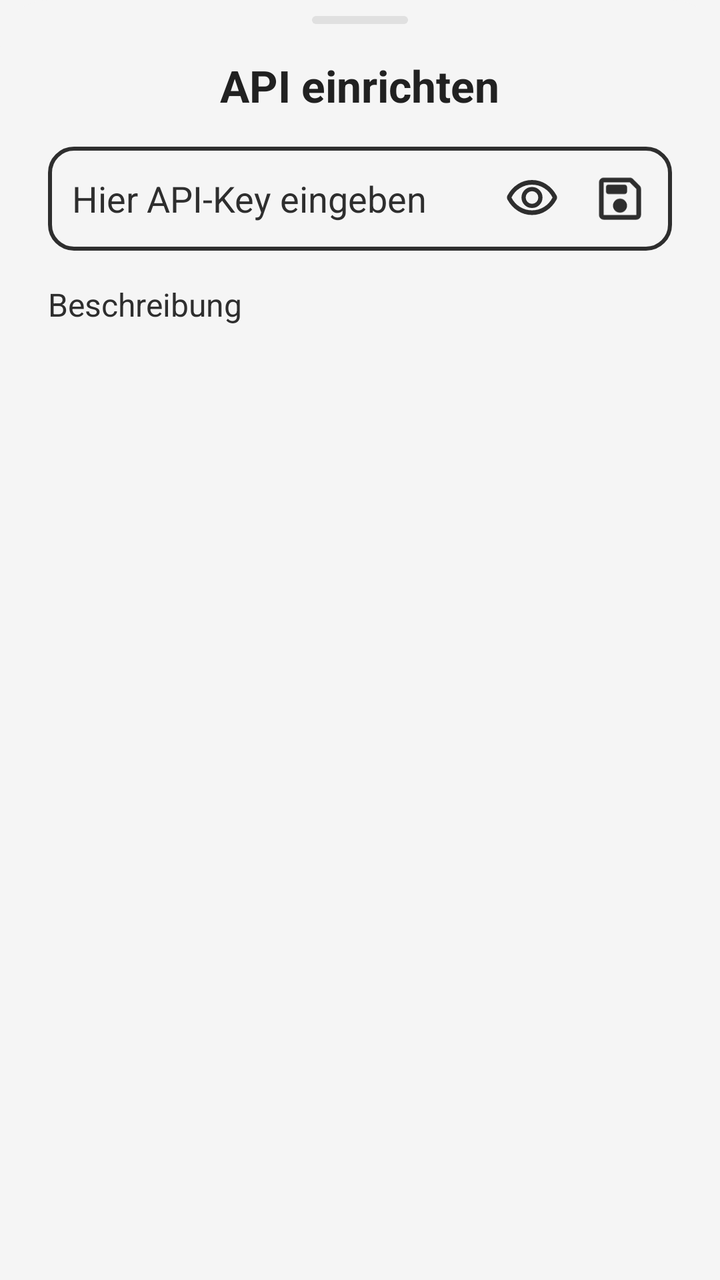
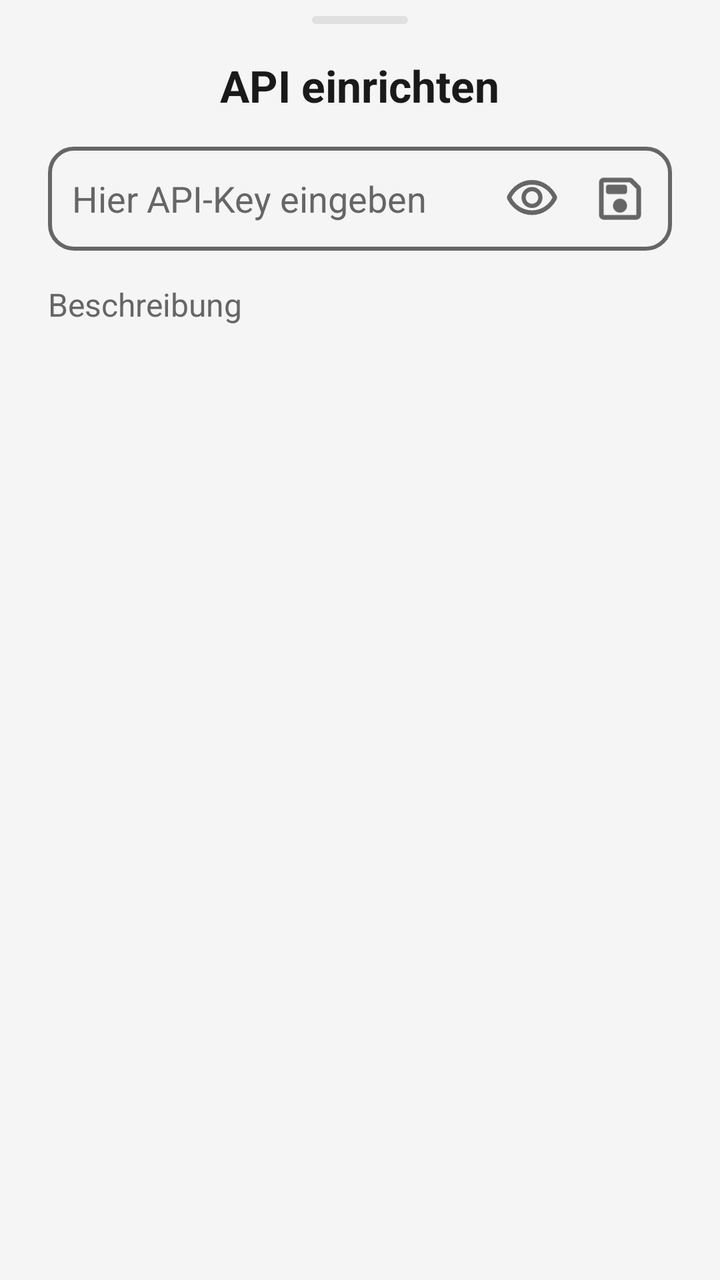

The first picture is an Android layout as it rendered before a commit; the second is the same layout after the commit. The layout source and the unified diff follow.
<!-- AndroidManifest.xml: application theme Theme.Assistant -->
<!-- res/layout/bottom_sheet_description.xml -->
<?xml version="1.0" encoding="utf-8"?>
<LinearLayout xmlns:android="http://schemas.android.com/apk/res/android"
    xmlns:tools="http://schemas.android.com/tools"
    android:layout_width="match_parent"
    android:layout_height="wrap_content"
    android:background="@drawable/bottom_sheet_background"
    android:orientation="vertical"
    android:paddingStart="24dp"
    android:paddingEnd="24dp">

    <ScrollView
        android:id="@+id/scrollView"
        android:layout_width="match_parent"
        android:layout_height="wrap_content"
        android:nestedScrollingEnabled="false"
        android:scrollbars="none">

        <LinearLayout
            android:layout_width="match_parent"
            android:layout_height="wrap_content"
            android:orientation="vertical">

            <View
                android:layout_width="48dp"
                android:layout_height="4dp"
                android:layout_gravity="center_horizontal"
                android:layout_marginTop="8dp"
                android:background="@drawable/drag_handle" />

            <TextView
                android:layout_width="wrap_content"
                android:layout_height="wrap_content"
                android:layout_gravity="center_horizontal"
                android:layout_marginTop="16dp"
                android:layout_marginBottom="8dp"
                android:text="@string/api_key_eingeben"
                android:textColor="@color/text_primary"
                android:textSize="22sp"
                android:textStyle="bold" />

            <LinearLayout
                android:id="@+id/inputLayout"
                android:layout_width="match_parent"
                android:layout_height="wrap_content"
                android:layout_marginTop="8dp"
                android:layout_marginBottom="16dp"
                android:background="@drawable/api_input_background_rounded_default"
                android:gravity="center"
                android:orientation="horizontal"
                android:paddingLeft="4dp"
                android:paddingTop="4dp"
                android:paddingRight="4dp"
                android:paddingBottom="4dp">

                <EditText
                    android:id="@+id/apiKeyEditText"
                    android:layout_width="0dp"
                    android:layout_height="wrap_content"
                    android:layout_marginStart="8dp"
                    android:layout_weight="1"
                    android:autofillHints="false"
                    android:background="@android:color/transparent"
                    android:hint="@string/api_key_hint"
                    android:inputType="textPassword"
                    android:maxLines="1"

                    android:textColor="@color/text_secondary"
                    android:textColorHint="@color/text_secondary"
                    android:textCursorDrawable="@color/samsung_blue" />

                <LinearLayout
                    android:layout_width="wrap_content"
                    android:layout_height="wrap_content"
                    android:layout_marginStart="0dp"
                    android:gravity="center">

                    <ImageButton
                        android:id="@+id/showHidePasswordButton"
                        android:layout_width="44dp"
                        android:layout_height="44dp"
                        android:background="@android:color/transparent"
                        android:clickable="true"
                        android:contentDescription="@string/transkription_teilen"
                        android:focusable="true"
                        android:foreground="@drawable/ripple_effect_oval"
                        android:padding="8dp"
                        android:scaleType="fitCenter"
                        android:src="@drawable/rounded_visibility_24" />
                </LinearLayout>

                <LinearLayout
                    android:layout_width="wrap_content"
                    android:layout_height="wrap_content"
                    android:layout_marginStart="0dp"
                    android:gravity="center">

                    <ImageButton
                        android:id="@+id/saveApiKeyButton"
                        android:layout_width="44dp"
                        android:layout_height="44dp"
                        android:background="@android:color/transparent"
                        android:clickable="true"
                        android:contentDescription="@string/transkription_teilen"
                        android:focusable="true"
                        android:foreground="@drawable/ripple_effect_oval"
                        android:padding="8dp"
                        android:scaleType="fitCenter"
                        android:src="@drawable/rounded_save_24" />
                </LinearLayout>

            </LinearLayout>

            <TextView
                android:id="@+id/descriptionTextView"
                android:layout_width="match_parent"
                android:layout_height="wrap_content"
                android:layout_marginBottom="32dp"
                android:lineSpacingExtra="4dp"
                android:text="@string/description"
                android:textColor="@color/text_secondary"
                android:textSize="16sp" />
        </LinearLayout>
    </ScrollView>

</LinearLayout>
<!-- resources referenced by this layout -->
<resources>
  <color name="samsung_blue">#007BFF</color>
  <color name="text_primary">#212121</color>
  <color name="text_secondary">#2E2E2E</color>
  <!-- drawable ripple_effect_oval (drawable) -->
  <?xml version="1.0" encoding="utf-8"?>
  <ripple xmlns:android="http://schemas.android.com/apk/res/android"
      android:color="@color/samsung_blue_ripple"> 
  
      <item android:id="@android:id/mask">
          <shape android:shape="oval">
              <solid android:color="@android:color/white" /> 
          </shape>
      </item>
  
      
      <item android:drawable="@drawable/oval_background_for_ripple" />
  </ripple>
  <!-- drawable rounded_save_24 (drawable) -->
  <vector xmlns:android="http://schemas.android.com/apk/res/android" android:height="24dp" android:tint="@color/text_secondary" android:viewportHeight="960" android:viewportWidth="960" android:width="24dp">
        
      <path android:fillColor="@android:color/white" android:pathData="M200,840Q167,840 143.5,816.5Q120,793 120,760L120,200Q120,167 143.5,143.5Q167,120 200,120L647,120Q663,120 677.5,126Q692,132 703,143L817,257Q828,268 834,282.5Q840,297 840,313L840,760Q840,793 816.5,816.5Q793,840 760,840L200,840ZM760,314L646,200L200,200Q200,200 200,200Q200,200 200,200L200,760Q200,760 200,760Q200,760 200,760L760,760Q760,760 760,760Q760,760 760,760L760,314ZM480,720Q530,720 565,685Q600,650 600,600Q600,550 565,515Q530,480 480,480Q430,480 395,515Q360,550 360,600Q360,650 395,685Q430,720 480,720ZM280,400L560,400Q577,400 588.5,388.5Q600,377 600,360L600,280Q600,263 588.5,251.5Q577,240 560,240L280,240Q263,240 251.5,251.5Q240,263 240,280L240,360Q240,377 251.5,388.5Q263,400 280,400ZM200,314L200,760Q200,760 200,760Q200,760 200,760L200,760Q200,760 200,760Q200,760 200,760L200,200Q200,200 200,200Q200,200 200,200L200,200L200,314Z"/>
      
  </vector>
  <!-- drawable rounded_visibility_24 (drawable) -->
  <vector xmlns:android="http://schemas.android.com/apk/res/android" android:height="24dp" android:tint="@color/text_secondary" android:viewportHeight="960" android:viewportWidth="960" android:width="24dp">
        
      <path android:fillColor="@android:color/white" android:pathData="M480,640Q555,640 607.5,587.5Q660,535 660,460Q660,385 607.5,332.5Q555,280 480,280Q405,280 352.5,332.5Q300,385 300,460Q300,535 352.5,587.5Q405,640 480,640ZM480,568Q435,568 403.5,536.5Q372,505 372,460Q372,415 403.5,383.5Q435,352 480,352Q525,352 556.5,383.5Q588,415 588,460Q588,505 556.5,536.5Q525,568 480,568ZM480,760Q346,760 235.5,688Q125,616 61,498Q56,489 53.5,479.5Q51,470 51,460Q51,450 53.5,440.5Q56,431 61,422Q125,304 235.5,232Q346,160 480,160Q614,160 724.5,232Q835,304 899,422Q904,431 906.5,440.5Q909,450 909,460Q909,470 906.5,479.5Q904,489 899,498Q835,616 724.5,688Q614,760 480,760ZM480,460Q480,460 480,460Q480,460 480,460Q480,460 480,460Q480,460 480,460Q480,460 480,460Q480,460 480,460Q480,460 480,460Q480,460 480,460ZM480,680Q593,680 687.5,620.5Q782,561 832,460Q782,359 687.5,299.5Q593,240 480,240Q367,240 272.5,299.5Q178,359 128,460Q178,561 272.5,620.5Q367,680 480,680Z"/>
      
  </vector>
  <string name="api_key_eingeben">API einrichten</string>
  <string name="api_key_hint">Hier API-Key eingeben</string>
  <string name="description">Beschreibung</string>
  <string name="transkription_teilen">Transkription teilen</string>
  <color name="background">#F5F5F5</color>
  <color name="samsung_blue_ripple">#007BFF</color>
  <!-- drawable oval_background_for_ripple (drawable) -->
  <?xml version="1.0" encoding="utf-8"?>
  <shape xmlns:android="http://schemas.android.com/apk/res/android"
      android:shape="oval">
      <solid android:color="@android:color/transparent" /> 
  </shape>
  <color name="samsung_blue_dark">#0056B3</color>
  <color name="white">#FFFFFFFF</color>
  <!-- unchanged entries left out for length: 4 -->
</resources>

<!-- the commit's change to res/layout/bottom_sheet_description.xml (unified diff, before → after) -->
@@ -85,7 +85,7 @@
                         android:foreground="@drawable/ripple_effect_oval"
                         android:padding="8dp"
                         android:scaleType="fitCenter"
-                        android:src="@drawable/rounded_visibility_24" />
+                        android:src="@drawable/ic_rounded_visibility" />
                 </LinearLayout>
 
                 <LinearLayout
@@ -105,7 +105,7 @@
                         android:foreground="@drawable/ripple_effect_oval"
                         android:padding="8dp"
                         android:scaleType="fitCenter"
-                        android:src="@drawable/rounded_save_24" />
+                        android:src="@drawable/ic_rounded_save" />
                 </LinearLayout>
 
             </LinearLayout>
<!-- resource entries referenced after the edit -->
@@ -1,8 +1,20 @@
 <!-- resources referenced by this layout -->
 <resources>
   <color name="samsung_blue">#007BFF</color>
-  <color name="text_primary">#212121</color>
-  <color name="text_secondary">#2E2E2E</color>
+  <color name="text_primary">#1A1A1A</color>
+  <color name="text_secondary">#666666</color>
+  <!-- drawable ic_rounded_save (drawable) -->
+  <vector xmlns:android="http://schemas.android.com/apk/res/android" android:height="24dp" android:tint="@color/text_secondary" android:viewportHeight="960" android:viewportWidth="960" android:width="24dp">
+        
+      <path android:fillColor="@android:color/white" android:pathData="M200,840Q167,840 143.5,816.5Q120,793 120,760L120,200Q120,167 143.5,143.5Q167,120 200,120L647,120Q663,120 677.5,126Q692,132 703,143L817,257Q828,268 834,282.5Q840,297 840,313L840,760Q840,793 816.5,816.5Q793,840 760,840L200,840ZM760,314L646,200L200,200Q200,200 200,200Q200,200 200,200L200,760Q200,760 200,760Q200,760 200,760L760,760Q760,760 760,760Q760,760 760,760L760,314ZM480,720Q530,720 565,685Q600,650 600,600Q600,550 565,515Q530,480 480,480Q430,480 395,515Q360,550 360,600Q360,650 395,685Q430,720 480,720ZM280,400L560,400Q577,400 588.5,388.5Q600,377 600,360L600,280Q600,263 588.5,251.5Q577,240 560,240L280,240Q263,240 251.5,251.5Q240,263 240,280L240,360Q240,377 251.5,388.5Q263,400 280,400ZM200,314L200,760Q200,760 200,760Q200,760 200,760L200,760Q200,760 200,760Q200,760 200,760L200,200Q200,200 200,200Q200,200 200,200L200,200L200,314Z"/>
+      
+  </vector>
+  <!-- drawable ic_rounded_visibility (drawable) -->
+  <vector xmlns:android="http://schemas.android.com/apk/res/android" android:height="24dp" android:tint="@color/text_secondary" android:viewportHeight="960" android:viewportWidth="960" android:width="24dp">
+        
+      <path android:fillColor="@android:color/white" android:pathData="M480,640Q555,640 607.5,587.5Q660,535 660,460Q660,385 607.5,332.5Q555,280 480,280Q405,280 352.5,332.5Q300,385 300,460Q300,535 352.5,587.5Q405,640 480,640ZM480,568Q435,568 403.5,536.5Q372,505 372,460Q372,415 403.5,383.5Q435,352 480,352Q525,352 556.5,383.5Q588,415 588,460Q588,505 556.5,536.5Q525,568 480,568ZM480,760Q346,760 235.5,688Q125,616 61,498Q56,489 53.5,479.5Q51,470 51,460Q51,450 53.5,440.5Q56,431 61,422Q125,304 235.5,232Q346,160 480,160Q614,160 724.5,232Q835,304 899,422Q904,431 906.5,440.5Q909,450 909,460Q909,470 906.5,479.5Q904,489 899,498Q835,616 724.5,688Q614,760 480,760ZM480,460Q480,460 480,460Q480,460 480,460Q480,460 480,460Q480,460 480,460Q480,460 480,460Q480,460 480,460Q480,460 480,460Q480,460 480,460ZM480,680Q593,680 687.5,620.5Q782,561 832,460Q782,359 687.5,299.5Q593,240 480,240Q367,240 272.5,299.5Q178,359 128,460Q178,561 272.5,620.5Q367,680 480,680Z"/>
+      
+  </vector>
   <!-- drawable ripple_effect_oval (drawable) -->
   <?xml version="1.0" encoding="utf-8"?>
   <ripple xmlns:android="http://schemas.android.com/apk/res/android"
@@ -14,21 +26,8 @@
           </shape>
       </item>
   
-      
       <item android:drawable="@drawable/oval_background_for_ripple" />
   </ripple>
-  <!-- drawable rounded_save_24 (drawable) -->
-  <vector xmlns:android="http://schemas.android.com/apk/res/android" android:height="24dp" android:tint="@color/text_secondary" android:viewportHeight="960" android:viewportWidth="960" android:width="24dp">
-        
-      <path android:fillColor="@android:color/white" android:pathData="M200,840Q167,840 143.5,816.5Q120,793 120,760L120,200Q120,167 143.5,143.5Q167,120 200,120L647,120Q663,120 677.5,126Q692,132 703,143L817,257Q828,268 834,282.5Q840,297 840,313L840,760Q840,793 816.5,816.5Q793,840 760,840L200,840ZM760,314L646,200L200,200Q200,200 200,200Q200,200 200,200L200,760Q200,760 200,760Q200,760 200,760L760,760Q760,760 760,760Q760,760 760,760L760,314ZM480,720Q530,720 565,685Q600,650 600,600Q600,550 565,515Q530,480 480,480Q430,480 395,515Q360,550 360,600Q360,650 395,685Q430,720 480,720ZM280,400L560,400Q577,400 588.5,388.5Q600,377 600,360L600,280Q600,263 588.5,251.5Q577,240 560,240L280,240Q263,240 251.5,251.5Q240,263 240,280L240,360Q240,377 251.5,388.5Q263,400 280,400ZM200,314L200,760Q200,760 200,760Q200,760 200,760L200,760Q200,760 200,760Q200,760 200,760L200,200Q200,200 200,200Q200,200 200,200L200,200L200,314Z"/>
-      
-  </vector>
-  <!-- drawable rounded_visibility_24 (drawable) -->
-  <vector xmlns:android="http://schemas.android.com/apk/res/android" android:height="24dp" android:tint="@color/text_secondary" android:viewportHeight="960" android:viewportWidth="960" android:width="24dp">
-        
-      <path android:fillColor="@android:color/white" android:pathData="M480,640Q555,640 607.5,587.5Q660,535 660,460Q660,385 607.5,332.5Q555,280 480,280Q405,280 352.5,332.5Q300,385 300,460Q300,535 352.5,587.5Q405,640 480,640ZM480,568Q435,568 403.5,536.5Q372,505 372,460Q372,415 403.5,383.5Q435,352 480,352Q525,352 556.5,383.5Q588,415 588,460Q588,505 556.5,536.5Q525,568 480,568ZM480,760Q346,760 235.5,688Q125,616 61,498Q56,489 53.5,479.5Q51,470 51,460Q51,450 53.5,440.5Q56,431 61,422Q125,304 235.5,232Q346,160 480,160Q614,160 724.5,232Q835,304 899,422Q904,431 906.5,440.5Q909,450 909,460Q909,470 906.5,479.5Q904,489 899,498Q835,616 724.5,688Q614,760 480,760ZM480,460Q480,460 480,460Q480,460 480,460Q480,460 480,460Q480,460 480,460Q480,460 480,460Q480,460 480,460Q480,460 480,460Q480,460 480,460ZM480,680Q593,680 687.5,620.5Q782,561 832,460Q782,359 687.5,299.5Q593,240 480,240Q367,240 272.5,299.5Q178,359 128,460Q178,561 272.5,620.5Q367,680 480,680Z"/>
-      
-  </vector>
   <string name="api_key_eingeben">API einrichten</string>
   <string name="api_key_hint">Hier API-Key eingeben</string>
   <string name="description">Beschreibung</string>
